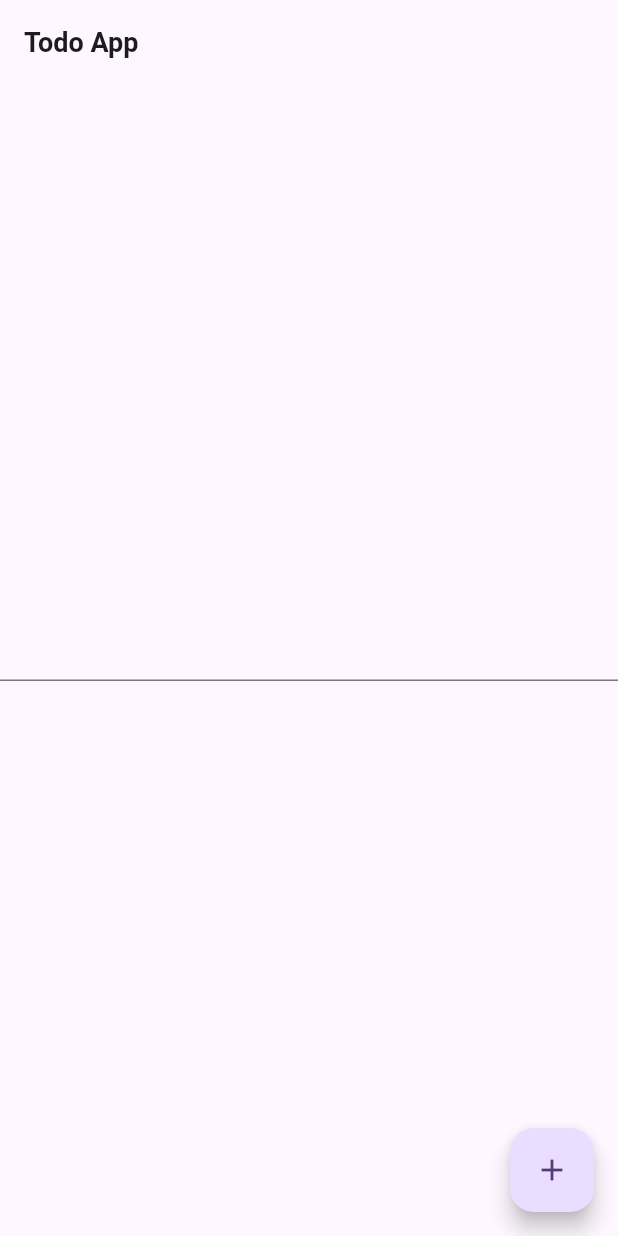
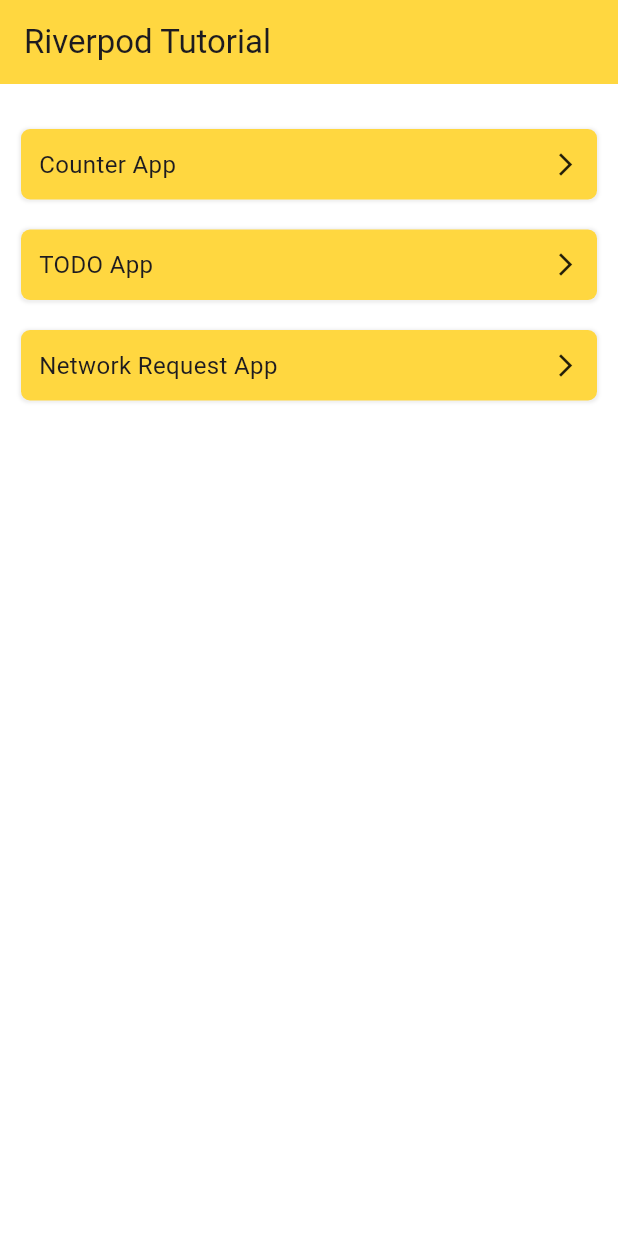
Before and after one commit to dexzter07/Flutter-Riverpod-Tutorial, a Flutter app: the screen it shows after launch, on a phone screen of 412 x 824 dp. Run offline on Flutter 3.47's test engine with Material 3 defaults, Android fonts, the phone set to English and light mode, and no system bars; our stand-ins replace flutter_riverpod.

Commit message:
using riverpod without riverpod annotation

```diff
--- a/lib/main.dart
+++ b/lib/main.dart
@@ -11,7 +11,7 @@ class MyApp extends StatelessWidget {
   @override
   Widget build(BuildContext context) {
     return MaterialApp(
-      title: 'Flutter Demo',
+      title: 'Flutter Counter',
       theme: ThemeData(
         colorScheme: ColorScheme.fromSeed(seedColor: Colors.deepPurple),
         useMaterial3: true,
--- a/lib/screens/home_screen.dart
+++ b/lib/screens/home_screen.dart
@@ -1,53 +1,75 @@
 import 'package:flutter/material.dart';
-import 'package:flutter_riverpod/flutter_riverpod.dart';
-import 'package:riverpod_tut/provider/todo_provider.dart';
+import 'package:riverpod_tut/screens/counter_app.dart';
+import 'package:riverpod_tut/screens/todo_app.dart';
 
-class HomeScreen extends ConsumerWidget {
+class HomeScreen extends StatelessWidget {
   const HomeScreen({super.key});
 
   @override
-  Widget build(BuildContext context, WidgetRef ref) {
+  Widget build(BuildContext context) {
     return Scaffold(
+      backgroundColor: Colors.white,
       appBar: AppBar(
-        title: const Text(
-          "Todo App",
-          style: TextStyle(fontSize: 18, fontWeight: FontWeight.bold),
+        title: const Text("Riverpod Tutorial"),
+        backgroundColor: Colors.amberAccent,
       ),
+      body: ListView(
+        padding: const EdgeInsets.symmetric(horizontal: 14, vertical: 10),
+        children: [
+          const SizedBox(
+            height: 20,
           ),
-      body: Center(
-        child: Column(
-          mainAxisAlignment: MainAxisAlignment.center,
-          children: [
-            Consumer(builder: (context, WidgetRef ref, Widget? child) {
-              final todo = ref.watch(todoProvider);
-              return TextFormField(
-                controller: todo.todoData,
+          containerBuilder("Counter App", () {
+            Navigator.of(context).push(
+              MaterialPageRoute(builder: (context) => const CounterApp()),
             );
           }),
           const SizedBox(
             height: 20,
           ),
-            Consumer(builder: (context, WidgetRef ref, Widget? child) {
-              final todo = ref.watch(todoProvider);
-              return ListView.builder(
-                shrinkWrap: true,
-                itemCount: todo.todoList.length,
-                itemBuilder: (context, index) {
-                  return ListTile(
-                    title: Text(todo.todoList[index]),
-                  );
-                },
+          containerBuilder("TODO App", () {
+            Navigator.of(context).push(
+              MaterialPageRoute(builder: (context) => TodoApp()),
             );
           }),
+          const SizedBox(
+            height: 20,
+          ),
+          containerBuilder("Network Request App", () {}),
         ],
-        ),
-      ),
-      floatingActionButton: FloatingActionButton(
-        onPressed: () {
-          ref.read(todoProvider.notifier).addTodo();
-        },
-        child: const Icon(Icons.add),
       ),
     );
   }
 }
+
+containerBuilder(String value, GestureTapCallback? onTap) {
+  return GestureDetector(
+    onTap: onTap,
+    child: Container(
+      padding: const EdgeInsets.all(12),
+      decoration: BoxDecoration(
+          color: Colors.amberAccent,
+          boxShadow: [
+            BoxShadow(
+                color: Colors.grey.shade200,
+                blurRadius: 1,
+                spreadRadius: 1,
+                offset: const Offset(0, 0.5)),
+          ],
+          borderRadius: BorderRadius.circular(6)),
+      child: Row(
+        mainAxisAlignment: MainAxisAlignment.spaceBetween,
+        children: [
+          Text(
+            value,
+            style: const TextStyle(fontSize: 16),
+          ),
+          const Icon(
+            Icons.arrow_forward_ios_sharp,
+            size: 18,
+          )
+        ],
+      ),
+    ),
+  );
+}
--- a/pubspec.yaml
+++ b/pubspec.yaml
@@ -36,7 +36,6 @@ dependencies:
   # Use with the CupertinoIcons class for iOS style icons.
   cupertino_icons: ^1.0.8
   flutter_riverpod: ^2.5.1
-  riverpod_annotation: ^2.3.5
 
 dev_dependencies:
   flutter_test:
@@ -48,8 +47,6 @@ dev_dependencies:
   # package. See that file for information about deactivating specific lint
   # rules and activating additional ones.
   flutter_lints: ^4.0.0
-  riverpod_generator: ^2.4.3
-  build_runner: ^2.4.12
 
 # For information on the generic Dart part of this file, see the
 # following page: https://dart.dev/tools/pub/pubspec
```
Also changed, not shown: lib/provider/todo_provider.dart (deleted, +0 -29 lines), lib/screens/counter_app.dart (added, +60 -0 lines), lib/screens/todo_app.dart (added, +104 -0 lines), lib/provider/todo_provider.g.dart (deleted), pubspec.lock. Lines whose indentation alone changed are shown as unchanged.
